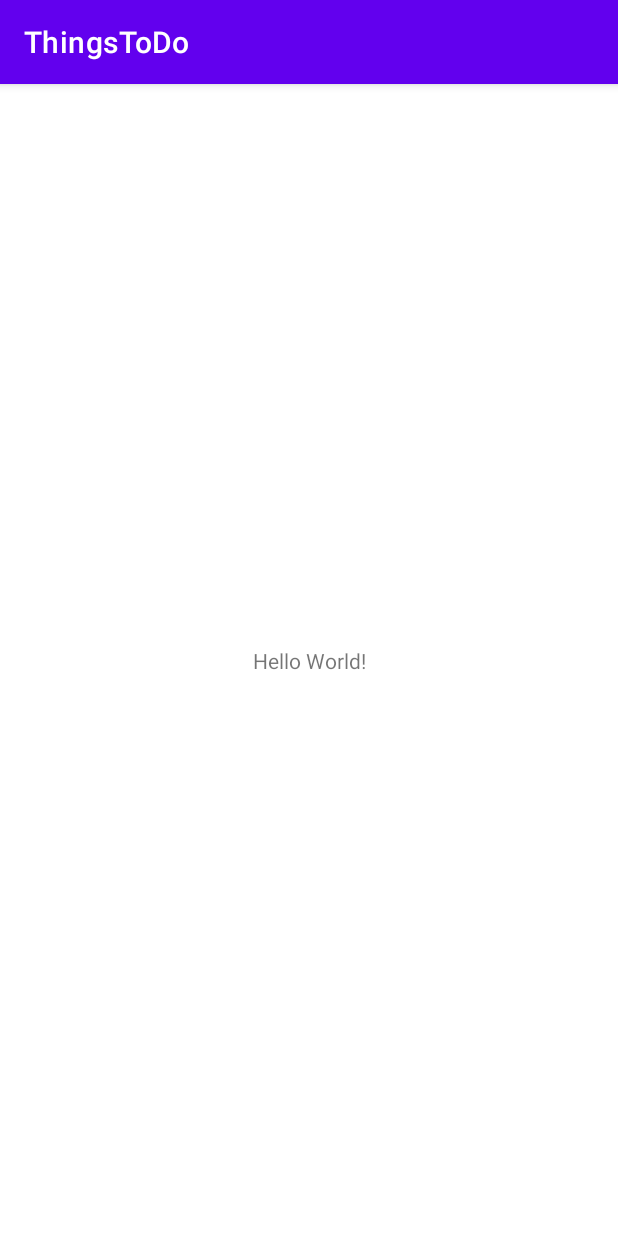
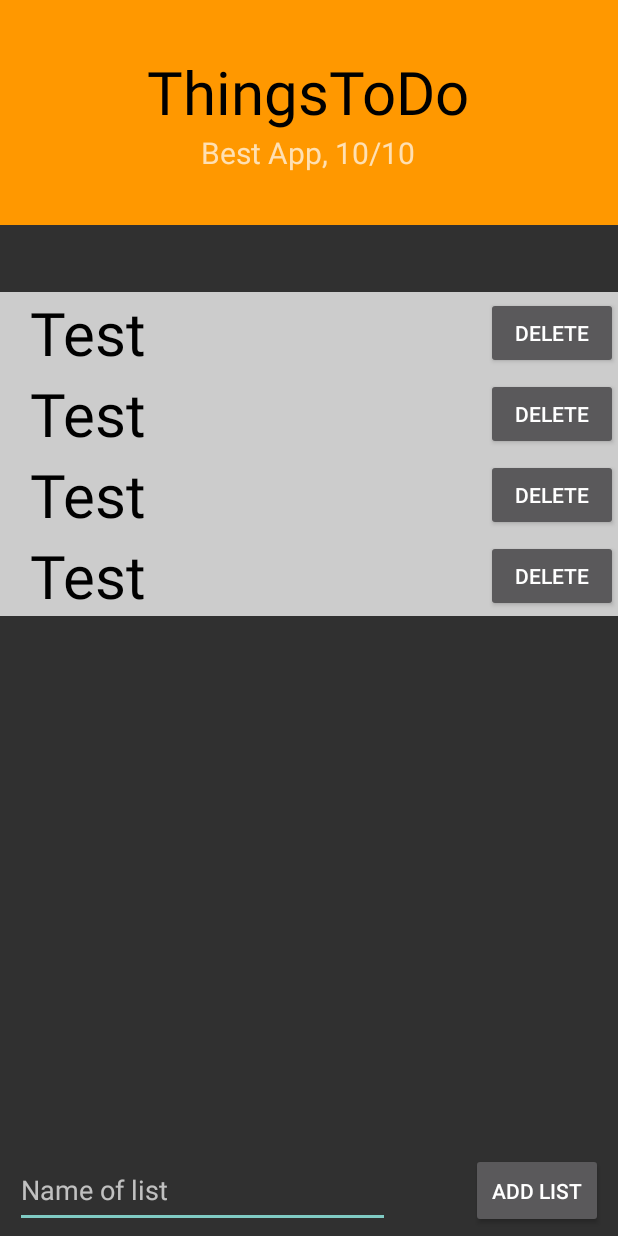
Before and after one commit to UiA-IKT-205/hakonMikaelsen, an Android app: the screen it shows after launch (MainActivity), on a phone screen of 412 x 824 dp. Run offline under Robolectric (Android 15) with nearby library versions, the phone set to English and light mode, and no system bars.

```diff
--- a/ThingsToDo/app/src/main/AndroidManifest.xml
+++ b/ThingsToDo/app/src/main/AndroidManifest.xml
@@ -8,7 +8,7 @@
         android:label="@string/app_name"
         android:roundIcon="@mipmap/ic_launcher_round"
         android:supportsRtl="true"
-        android:theme="@style/Theme.ThingsToDo">
+        android:theme="@style/Theme.AppCompat.NoActionBar">
         <activity android:name=".MainActivity">
             <intent-filter>
                 <action android:name="android.intent.action.MAIN" />
--- /dev/null
+++ b/ThingsToDo/app/src/main/java/com/example/thingstodo/ContentList.kt
@@ -0,0 +1,27 @@
+package com.example.thingstodo
+
+import android.os.Bundle
+import androidx.fragment.app.Fragment
+import android.view.LayoutInflater
+import android.view.View
+import android.view.ViewGroup
+
+
+class ContentList : Fragment() {
+
+
+
+    override fun onCreate(savedInstanceState: Bundle?) {
+        super.onCreate(savedInstanceState)
+    }
+
+    override fun onCreateView(
+        inflater: LayoutInflater, container: ViewGroup?,
+        savedInstanceState: Bundle?
+    ): View? {
+        // Inflate the layout for this fragment
+        return inflater.inflate(R.layout.fragment_content_list, container, false)
+    }
+
+
+}
--- a/ThingsToDo/app/src/main/java/com/example/thingstodo/MainActivity.kt
+++ b/ThingsToDo/app/src/main/java/com/example/thingstodo/MainActivity.kt
@@ -2,10 +2,25 @@ package com.example.thingstodo
 
 import androidx.appcompat.app.AppCompatActivity
 import android.os.Bundle
+import android.view.LayoutInflater
+import com.example.thingstodo.databinding.ActivityMainBinding
+import kotlinx.android.synthetic.main.fragment_main_list_object.*
 
 class MainActivity : AppCompatActivity() {
+
+    private lateinit var binding: ActivityMainBinding
+
+
+
     override fun onCreate(savedInstanceState: Bundle?) {
         super.onCreate(savedInstanceState)
-        setContentView(R.layout.activity_main)
+        binding = ActivityMainBinding.inflate(layoutInflater)
+        setContentView(binding.root)
+
+
     }
+
+
+
+
 }
--- /dev/null
+++ b/ThingsToDo/app/src/main/java/com/example/thingstodo/MainList.kt
@@ -0,0 +1,52 @@
+package com.example.thingstodo
+
+import android.os.Bundle
+import androidx.fragment.app.Fragment
+import android.view.LayoutInflater
+import android.view.View
+import android.view.ViewGroup
+import com.example.thingstodo.databinding.FragmentMainListBinding
+import kotlinx.android.synthetic.main.fragment_main_list.view.*
+import kotlinx.android.synthetic.main.fragment_main_list_object.*
+import kotlinx.android.synthetic.main.fragment_main_list_object.view.*
+
+
+class MainList : Fragment() {
+
+    private var _binding:FragmentMainListBinding? = null
+    private val binding get() = _binding!!
+
+    private val temp = listOf("Aplha", "Beta", "Gamma", "Delta")
+
+
+    override fun onCreate(savedInstanceState: Bundle?) {
+        super.onCreate(savedInstanceState)
+    }
+
+
+    override fun onCreateView(inflater: LayoutInflater, container: ViewGroup?, savedInstanceState: Bundle?): View {
+
+        _binding = FragmentMainListBinding.inflate(inflater)
+        val view = binding.root
+
+        val fragmentManager = childFragmentManager
+        val fragmentTransaction = fragmentManager.beginTransaction()
+
+        temp.forEach{
+            val listObject = MainListObject.newInstance(it)
+
+
+
+            fragmentTransaction.add(view.todoListView.id, listObject, "listobject_$it")
+        }
+
+
+        fragmentTransaction.commit()
+        return view
+    }
+
+
+
+
+
+}
--- /dev/null
+++ b/ThingsToDo/app/src/main/java/com/example/thingstodo/MainListObject.kt
@@ -0,0 +1,51 @@
+package com.example.thingstodo
+
+import android.os.Bundle
+import androidx.fragment.app.Fragment
+import android.view.LayoutInflater
+import android.view.View
+import android.view.ViewGroup
+import android.widget.TextView
+import com.example.thingstodo.databinding.FragmentMainListObjectBinding
+import kotlinx.android.synthetic.main.fragment_main_list_object.*
+import kotlinx.android.synthetic.main.fragment_main_list_object.view.*
+
+
+class MainListObject : Fragment() {
+
+    private var _binding: FragmentMainListObjectBinding? = null
+    private val binding get() = _binding!!
+
+    private lateinit var listName:String
+
+
+    override fun onCreate(savedInstanceState: Bundle?) {
+        super.onCreate(savedInstanceState)
+        arguments?.let {
+            listName = it.getString("NOTE") ?: "?"
+        }
+    }
+
+
+    override fun onCreateView(inflater: LayoutInflater, container: ViewGroup?, savedInstanceState: Bundle?): View? {
+
+        _binding = FragmentMainListObjectBinding.inflate(inflater)
+        val view = binding.root
+
+
+
+
+        return view
+    }
+
+    companion object {
+        @JvmStatic
+        fun newInstance(listname: String) =
+            MainListObject().apply {
+                arguments = Bundle().apply {
+                    putString("LISTOBJECT", listname)
+                }
+            }
+    }
+
+}
--- /dev/null
+++ b/ThingsToDo/app/src/main/java/com/example/thingstodo/data/TodoList.kt
@@ -0,0 +1,6 @@
+package com.example.thingstodo.data
+
+data class TodoList(val name:String){
+    var listName = name
+
+}
--- a/ThingsToDo/app/src/main/res/layout/activity_main.xml
+++ b/ThingsToDo/app/src/main/res/layout/activity_main.xml
@@ -6,13 +6,20 @@
     android:layout_height="match_parent"
     tools:context=".MainActivity">
 
-    <TextView
-        android:layout_width="wrap_content"
-        android:layout_height="wrap_content"
-        android:text="Hello World!"
+
+
+    <androidx.fragment.app.FragmentContainerView
+        android:id="@+id/mainFragmentContainer"
+        android:name="com.example.thingstodo.MainList"
+        android:layout_width="match_parent"
+        android:layout_height="match_parent"
+
+        app:layout_constraintTop_toTopOf="parent"
+        app:layout_constraintStart_toStartOf="parent"
+        app:layout_constraintEnd_toEndOf="parent"
         app:layout_constraintBottom_toBottomOf="parent"
-        app:layout_constraintLeft_toLeftOf="parent"
-        app:layout_constraintRight_toRightOf="parent"
-        app:layout_constraintTop_toTopOf="parent" />
+        />
+
+
 
 </androidx.constraintlayout.widget.ConstraintLayout>
--- /dev/null
+++ b/ThingsToDo/app/src/main/res/layout/fragment_content_list.xml
@@ -0,0 +1,55 @@
+<?xml version="1.0" encoding="utf-8"?>
+<androidx.constraintlayout.widget.ConstraintLayout xmlns:android="http://schemas.android.com/apk/res/android"
+    xmlns:tools="http://schemas.android.com/tools"
+    android:layout_width="match_parent"
+    android:layout_height="match_parent"
+    xmlns:app="http://schemas.android.com/apk/res-auto"
+    tools:context=".ContentList">
+
+    <TableLayout
+        android:id="@+id/nameAndProgress"
+        android:layout_width="match_parent"
+        android:layout_height="150dp"
+        android:background="@color/orange"
+        android:gravity="center"
+
+        app:layout_constraintEnd_toEndOf="parent"
+        app:layout_constraintStart_toStartOf="parent"
+        app:layout_constraintTop_toTopOf="parent"
+        >
+
+        <TableRow
+            android:id="@+id/titleRow"
+            android:layout_width="match_parent"
+            android:layout_height="match_parent"
+            android:gravity="center"
+            >
+
+            <TextView
+                android:id="@+id/nameOfList"
+                android:layout_width="wrap_content"
+                android:layout_height="wrap_content"
+                android:text="name"
+                android:textColor="@color/black"
+                android:textSize="40sp"
+                android:gravity="center"
+                />
+        </TableRow>
+
+        <TableRow
+            android:id="@+id/sloganRow"
+            android:layout_width="match_parent"
+            android:layout_height="match_parent"
+            android:gravity="center"
+            >
+
+        </TableRow>
+    </TableLayout>
+
+
+
+
+
+
+
+</androidx.constraintlayout.widget.ConstraintLayout>
--- /dev/null
+++ b/ThingsToDo/app/src/main/res/layout/fragment_main_list.xml
@@ -0,0 +1,106 @@
+<?xml version="1.0" encoding="utf-8"?>
+<androidx.constraintlayout.widget.ConstraintLayout xmlns:android="http://schemas.android.com/apk/res/android"
+    xmlns:tools="http://schemas.android.com/tools"
+    android:layout_width="match_parent"
+    android:layout_height="match_parent"
+    xmlns:app="http://schemas.android.com/apk/res-auto"
+    tools:context=".MainList">
+
+
+    <TableLayout
+        android:id="@+id/titleAndSlogan"
+        android:layout_width="match_parent"
+        android:layout_height="150dp"
+        android:background="@color/orange"
+        android:gravity="center"
+
+        app:layout_constraintEnd_toEndOf="parent"
+        app:layout_constraintStart_toStartOf="parent"
+        app:layout_constraintTop_toTopOf="parent"
+
+
+        >
+
+        <TableRow
+            android:id="@+id/titleRow"
+            android:layout_width="match_parent"
+            android:layout_height="match_parent"
+            android:gravity="center"
+            >
+
+            <TextView
+                android:id="@+id/textView"
+                android:layout_width="wrap_content"
+                android:layout_height="wrap_content"
+                android:text="@string/app_name"
+                android:textColor="@color/black"
+                android:textSize="40sp"
+                android:gravity="center"
+                />
+        </TableRow>
+
+        <TableRow
+            android:id="@+id/sloganRow"
+            android:layout_width="match_parent"
+            android:layout_height="match_parent"
+            android:gravity="center"
+            >
+
+            <TextView
+                android:id="@+id/textView2"
+                android:layout_width="wrap_content"
+                android:layout_height="wrap_content"
+                android:text="@string/sloganText"
+                android:textSize="20sp"
+                android:gravity="center"
+
+                />
+        </TableRow>
+    </TableLayout>
+
+
+    <LinearLayout
+        android:id="@+id/todoListView"
+        android:layout_width="match_parent"
+        android:layout_height="530dp"
+        android:orientation="vertical"
+
+        app:layout_constraintStart_toStartOf="parent"
+        app:layout_constraintEnd_toEndOf="parent"
+        app:layout_constraintTop_toBottomOf="@+id/titleAndSlogan"
+        app:layout_constraintBottom_toTopOf="@+id/inputNameOfList"
+        />
+
+
+
+
+    <EditText
+        android:id="@+id/inputNameOfList"
+        android:layout_width="250dp"
+        android:layout_height="50dp"
+        android:layout_marginStart="10dp"
+        android:layout_marginBottom="5dp"
+        android:hint="@string/hintNameOfNewList"
+        android:importantForAutofill="no"
+        android:inputType="text"
+
+        app:layout_constraintBottom_toBottomOf="parent"
+        app:layout_constraintStart_toStartOf="parent"
+        />
+
+    <Button
+        android:id="@+id/addListBtn"
+        android:layout_width="wrap_content"
+        android:layout_height="50dp"
+        android:layout_marginEnd="10dp"
+        android:layout_marginBottom="5dp"
+        android:text="@string/addListButtonText"
+
+        app:layout_constraintBottom_toBottomOf="parent"
+        app:layout_constraintEnd_toEndOf="parent"
+        />
+
+
+
+
+</androidx.constraintlayout.widget.ConstraintLayout>
--- /dev/null
+++ b/ThingsToDo/app/src/main/res/layout/fragment_main_list_object.xml
@@ -0,0 +1,40 @@
+<?xml version="1.0" encoding="utf-8"?>
+<androidx.constraintlayout.widget.ConstraintLayout xmlns:android="http://schemas.android.com/apk/res/android"
+    xmlns:tools="http://schemas.android.com/tools"
+    android:layout_width="match_parent"
+    android:layout_height="wrap_content"
+    xmlns:app="http://schemas.android.com/apk/res-auto"
+    tools:context=".MainListObject"
+    android:background="@color/lightgrey"
+    >
+
+
+
+    <TextView
+        android:id="@+id/listNameTextView"
+        android:layout_width="wrap_content"
+        android:layout_height="wrap_content"
+        android:textSize="40sp"
+        android:textColor="@color/black"
+        android:text="Test"
+        android:layout_marginStart="20dp"
+
+        app:layout_constraintStart_toStartOf="parent"
+        app:layout_constraintTop_toTopOf="parent"
+        app:layout_constraintBottom_toBottomOf="parent"
+
+        />
+
+    <Button
+        android:id="@+id/deleteListBtn"
+        android:layout_width="wrap_content"
+        android:layout_height="match_parent"
+        android:text="@string/deleteBtn"
+
+        app:layout_constraintEnd_toEndOf="parent"
+        app:layout_constraintTop_toTopOf="parent"
+        app:layout_constraintBottom_toBottomOf="parent"
+
+        />
+
+</androidx.constraintlayout.widget.ConstraintLayout>
--- a/ThingsToDo/app/src/main/res/values/colors.xml
+++ b/ThingsToDo/app/src/main/res/values/colors.xml
@@ -7,4 +7,7 @@
     <color name="teal_700">#FF018786</color>
     <color name="black">#FF000000</color>
     <color name="white">#FFFFFFFF</color>
+    <color name="orange">#FFFF9800</color>
+    <color name="lime">#CDDC39</color>
+    <color name="lightgrey">#CCCCCC</color>
 </resources>
--- a/ThingsToDo/app/src/main/res/values/strings.xml
+++ b/ThingsToDo/app/src/main/res/values/strings.xml
@@ -1,3 +1,8 @@
 <resources>
     <string name="app_name">ThingsToDo</string>
+    <string name="sloganText">Best App, 10/10</string>
+    <string name="addListButtonText">Add List</string>
+    <string name="hintNameOfNewList">Name of list</string>
+    <string name="deleteBtn">Delete</string>
+    <string name="hello_blank_fragment">Hello blank fragment</string>
 </resources>
```
Also changed, not shown: ThingsToDo/app/build.gradle (+7 -0 lines).
